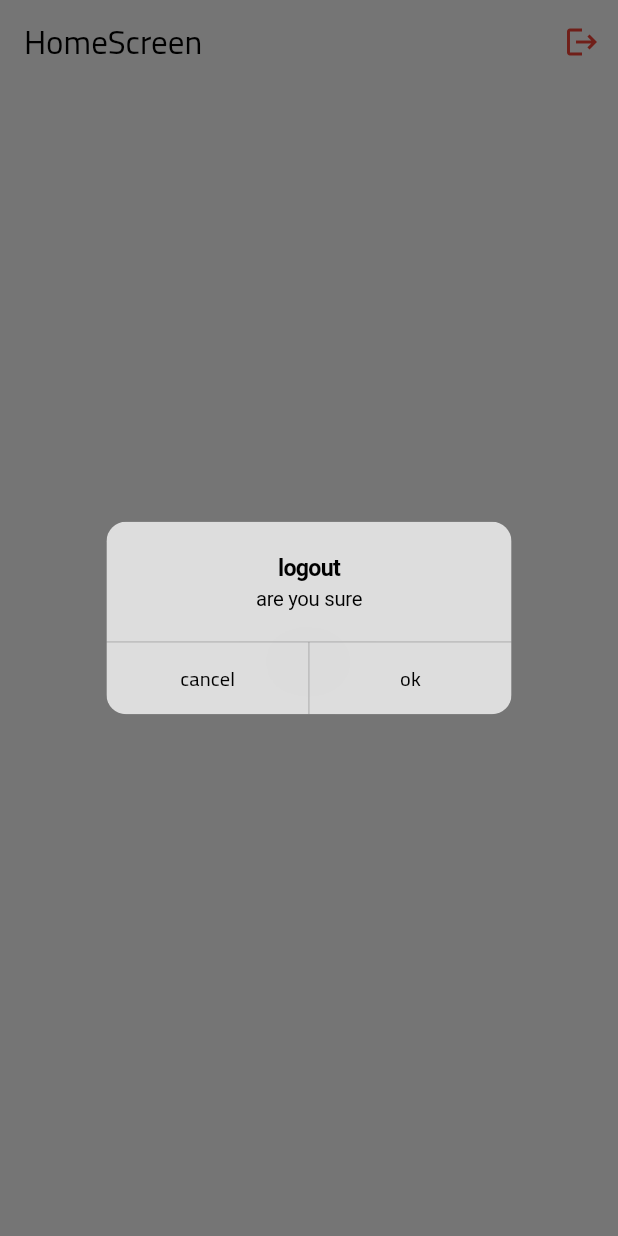
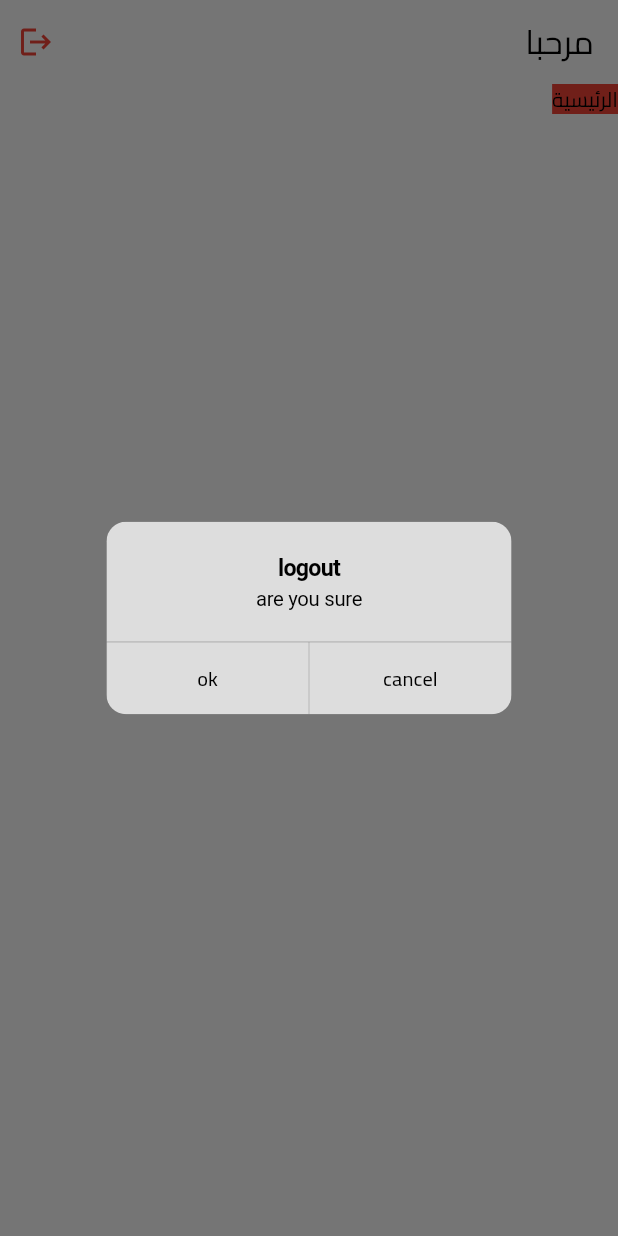
Before and after one commit to EslamFares/Citizen_Service_Platform, a Flutter app: the HomeScreen screen opened by its route, after a tap on the "logout" icon, on a phone screen of 412 x 824 dp. Run offline on Flutter 3.47's test engine with Material 3 defaults, Android fonts, the phone set to English and light mode, and no system bars; drawn by our look-alikes of toastification; our stand-ins replace cached_network_image, dartz, dio, easy_localization, flutter_bloc, flutter_screenutil and 13 more; missing offline and left inert: flutter_debouncer, log_pro; accounts and stored records are empty.

Commit message:
AppLocalesConst.defaultLangCode

```diff
--- a/lib/features/app_global_cubit/cubit/app_global_cubit.dart
+++ b/lib/features/app_global_cubit/cubit/app_global_cubit.dart
@@ -5,6 +5,8 @@ import 'package:citizen_service_platform/core/utils/app_utils/app_consts.dart';
 import 'package:flutter/material.dart';
 import 'package:flutter_bloc/flutter_bloc.dart';
 import 'package:internet_connection_checker_plus/internet_connection_checker_plus.dart';
+
+import '../presentation/widgets/language_section/app_lang_enum.dart';
 
 part 'app_global_state.dart';
 
@@ -30,7 +32,7 @@ class AppGlobalCubit extends Cubit<AppGlobalState> {
   }
 
   //!================================
-  String langCode = "en";
+  String langCode = AppLocalesConst.defaultLangCode;
   void changeLanguage(String languageCode) {
     langCode = languageCode;
     SharedPrefsHelper.setString(AppConst.kLangCode, languageCode);
@@ -38,7 +40,9 @@ class AppGlobalCubit extends Cubit<AppGlobalState> {
   }
 
   Future<void> getLanguage() async {
-    langCode = SharedPrefsHelper.getString(AppConst.kLangCode) ?? "en";
+    langCode =
+        SharedPrefsHelper.getString(AppConst.kLangCode) ??
+        AppLocalesConst.defaultLangCode;
     emit(ChangLanguageState());
   }
 
--- a/lib/features/app_global_cubit/presentation/widgets/language_section/app_lang_enum.dart
+++ b/lib/features/app_global_cubit/presentation/widgets/language_section/app_lang_enum.dart
@@ -1,6 +1,17 @@
 import 'package:flutter/material.dart';
 
-List<Locale> appSupportedLocales = [Locale('en', 'US'), Locale('ar', 'EG')];
+abstract class AppLocalesConst {
+  static List<Locale> appSupportedLocales = [
+    Locale('en', 'US'),
+    Locale('ar', 'EG'),
+  ];
+  static String appSupportedLocalesPath = "assets/translations";
+  //*------------------ default -----------------*/
+
+  static AppLanguageCodeEnum get defaultLocaleEnum => AppLanguageCodeEnum.ar;
+  static Locale defaultLocale = defaultLocaleEnum.getLocale();
+  static String defaultLangCode = defaultLocaleEnum.getLangCode();
+}
 
 enum AppLanguageCodeEnum {
   en,
--- a/lib/features/home/presentation/screens/home_screen.dart
+++ b/lib/features/home/presentation/screens/home_screen.dart
@@ -1,6 +1,11 @@
+import 'package:citizen_service_platform/const/locale_keys.g.dart';
 import 'package:citizen_service_platform/core/router/app_routers_name.dart';
+import 'package:citizen_service_platform/core/shared/funcs/check_lang.dart';
 import 'package:citizen_service_platform/core/shared_widgets/app_show_dialog.dart';
+import 'package:citizen_service_platform/core/utils/extentions/spacing_extensions.dart';
+import 'package:citizen_service_platform/core/utils/log/logger.dart';
 import 'package:citizen_service_platform/features/login/data/model/user_helper.dart';
+import 'package:easy_localization/easy_localization.dart';
 import 'package:flutter/material.dart';
 import 'package:flutter_bloc/flutter_bloc.dart';
 import 'package:go_router/go_router.dart';
@@ -14,11 +19,12 @@ class HomeScreen extends StatelessWidget {
 
   @override
   Widget build(BuildContext context) {
+    logPro.error("isRtl = ${isRtl(context)}");
     return BlocProvider(
       create: (context) => HomeCubit(getIt<HomeRepo>()),
       child: Scaffold(
         appBar: AppBar(
-          title: const Text("HomeScreen"),
+          title: Text(LocaleKeys.welcome.tr()),
           actions: [
             IconButton(
               onPressed: () {
@@ -43,7 +49,14 @@ class HomeScreen extends StatelessWidget {
           builder: (context, state) {
             // ignore: unused_local_variable
             final cubit = HomeCubit.get(context);
-            return Center(child: Text("HomeScreen"));
+            return Column(
+              crossAxisAlignment: CrossAxisAlignment.start,
+              children: [
+                context.width.gapW,
+
+                Container(color: Colors.red, child: Text(LocaleKeys.home.tr())),
+              ],
+            );
           },
         ),
       ),
--- a/lib/my_app.dart
+++ b/lib/my_app.dart
@@ -51,6 +51,9 @@ class MyApp extends StatelessWidget {
                       : ThemeMode.dark, // appSettingCubit.themeMode,
                   localizationsDelegates: context.localizationDelegates,
                   supportedLocales: context.supportedLocales,
+
+                  // 3. Set the current locale from EasyLocalization context
+                  // locale: context.locale,
                   locale: AppLanguageCodeEnum.getLangByCode(
                     appSettingCubit.langCode,
                   ).getLocale(),
```
Also changed, not shown: lib/core/network/api/api_consts.dart (+0 -12 lines), lib/features/login/presentation/screens/login_screen.dart (+4 -4 lines), lib/main.dart (+4 -4 lines).
